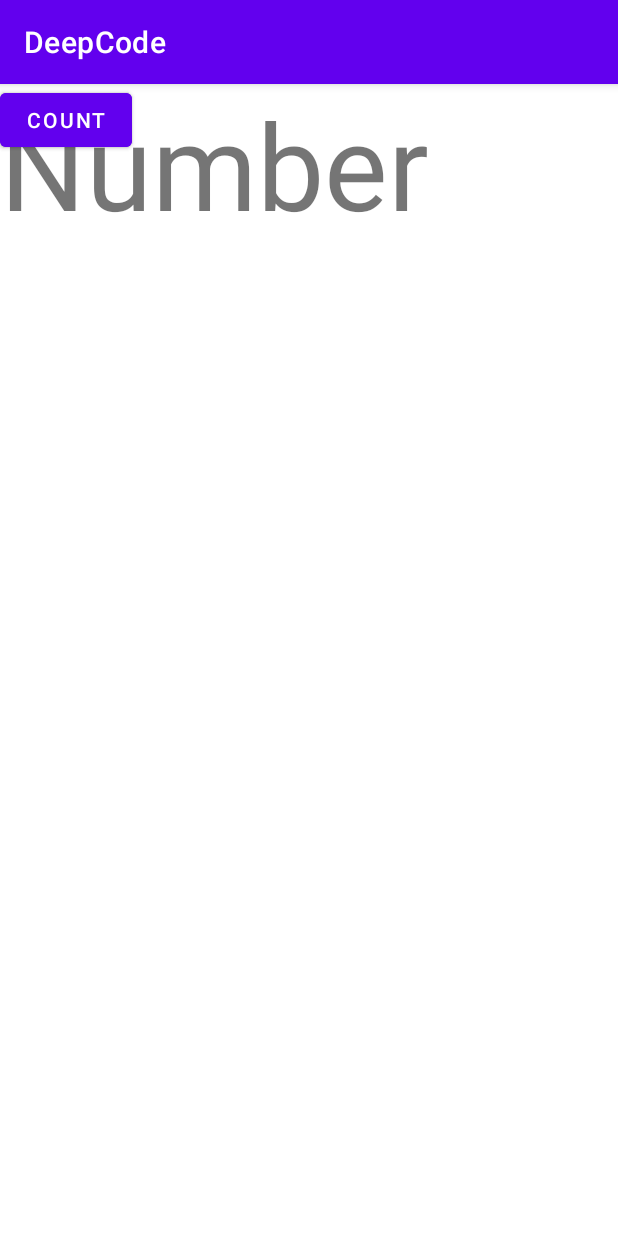
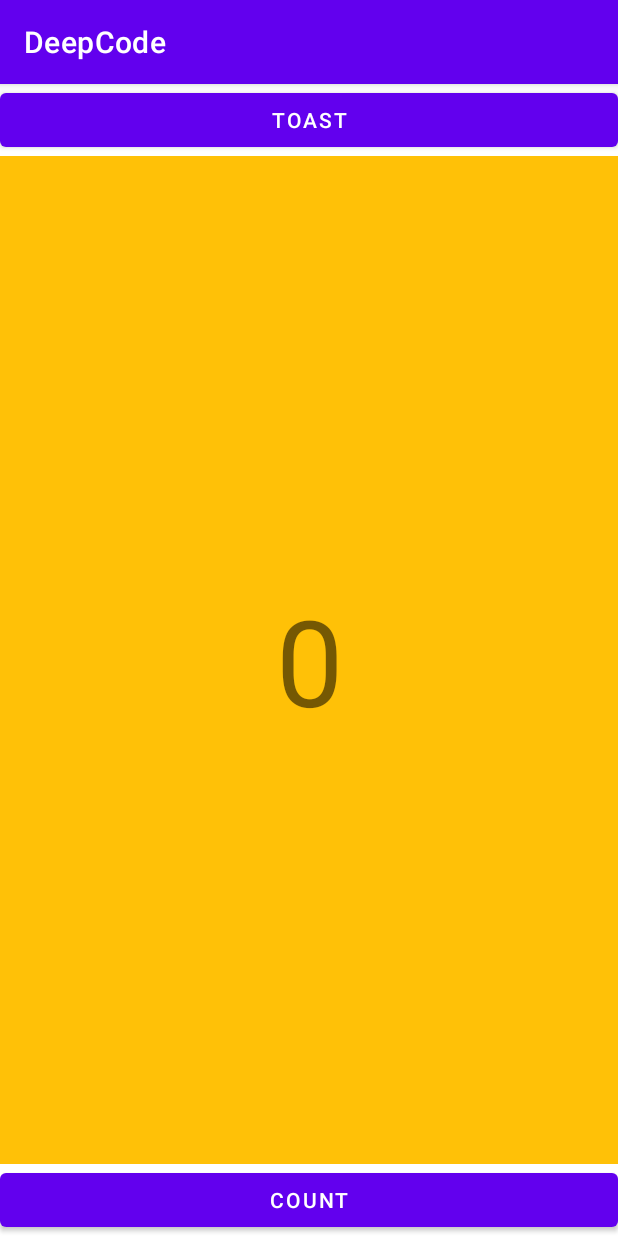
Before and after one commit to MirellaLins/DeepCode2, an Android app: the screen it shows after launch (MainActivity), on a phone screen of 412 x 824 dp. Run offline under Robolectric (Android 15) with nearby library versions, the phone set to English and light mode, and no system bars.

Commit message:
Tela completa

```diff
--- a/DeepCode/app/src/main/java/com/domain/deepcode/MainActivity.java
+++ b/DeepCode/app/src/main/java/com/domain/deepcode/MainActivity.java
@@ -3,12 +3,39 @@ package com.domain.deepcode;
 import androidx.appcompat.app.AppCompatActivity;
 
 import android.os.Bundle;
+import android.widget.Button;
+import android.widget.TextView;
+import android.widget.Toast;
 
 public class MainActivity extends AppCompatActivity {
+
+    int contadorDeClicks = 0;
 
     @Override
     protected void onCreate(Bundle savedInstanceState) {
         super.onCreate(savedInstanceState);
         setContentView(R.layout.activity_main);
+
+        Button btToast = findViewById(R.id.btToast);
+
+        // PEGAR A REFERÊNCIA DO BOTÃO E TO TEXTVIEW
+
+        Button mCount = findViewById(R.id.btCount);
+
+        TextView mTvNumber = findViewById(R.id.tvNumber);
+        mTvNumber.setText("0");
+
+        btToast.setOnClickListener(view -> {
+            Toast.makeText(this, "Hello Toast" + contadorDeClicks, Toast.LENGTH_LONG).show();
+        });
+
+        // COLOCAR UM CLICK NO BOTÃO
+        mCount.setOnClickListener(view -> {
+
+            contadorDeClicks += 1;
+            mTvNumber.setText(String.valueOf(contadorDeClicks));
+
+        });
+
     }
 }
--- a/DeepCode/app/src/main/res/layout/activity_main.xml
+++ b/DeepCode/app/src/main/res/layout/activity_main.xml
@@ -6,28 +6,36 @@
     android:layout_height="match_parent"
     tools:context=".MainActivity">
 
+
     <TextView
-        android:id="@+id/textView"
-        android:layout_width="wrap_content"
-        android:layout_height="wrap_content"
+        android:id="@+id/tvNumber"
+        android:layout_width="0dp"
+        android:layout_height="0dp"
+        android:background="#FFC107"
+        android:gravity="center"
         android:text="Number"
         android:textSize="80sp"
-        tools:layout_editor_absoluteX="62dp"
-        tools:layout_editor_absoluteY="331dp" />
+        app:layout_constraintBottom_toTopOf="@+id/btCount"
+        app:layout_constraintEnd_toEndOf="parent"
+        app:layout_constraintStart_toStartOf="parent"
+        app:layout_constraintTop_toBottomOf="@+id/btToast" />
+
 
     <Button
-        android:id="@+id/button"
-        android:layout_width="wrap_content"
+        android:id="@+id/btToast"
+        android:layout_width="0dp"
         android:layout_height="wrap_content"
         android:text="Toast"
-        tools:layout_editor_absoluteX="158dp"
-        tools:layout_editor_absoluteY="31dp" />
+        app:layout_constraintEnd_toEndOf="parent"
+        app:layout_constraintStart_toStartOf="parent"
+        app:layout_constraintTop_toTopOf="parent" />
 
     <Button
-        android:id="@+id/button2"
-        android:layout_width="wrap_content"
+        android:id="@+id/btCount"
+        android:layout_width="match_parent"
         android:layout_height="wrap_content"
         android:text="Count"
-        tools:layout_editor_absoluteX="161dp"
-        tools:layout_editor_absoluteY="650dp" />
+        app:layout_constraintBottom_toBottomOf="parent"
+        tools:layout_editor_absoluteX="323dp" />
+
 </androidx.constraintlayout.widget.ConstraintLayout>
```
